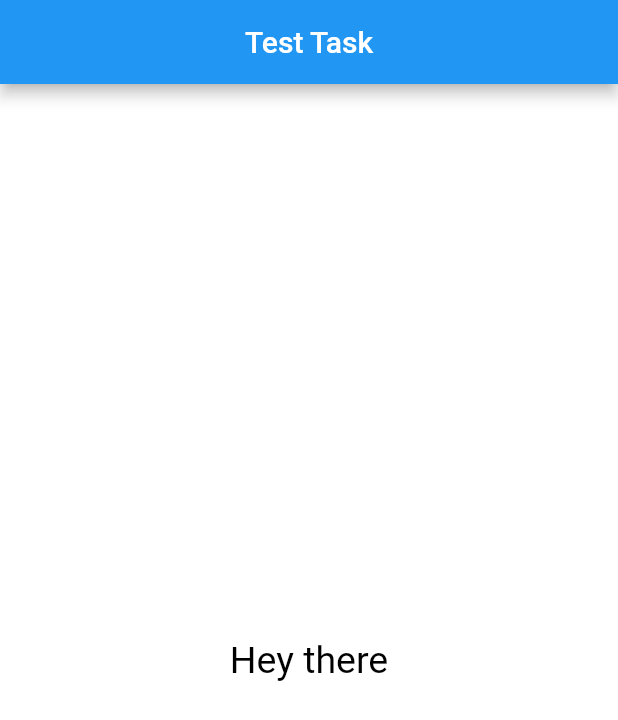
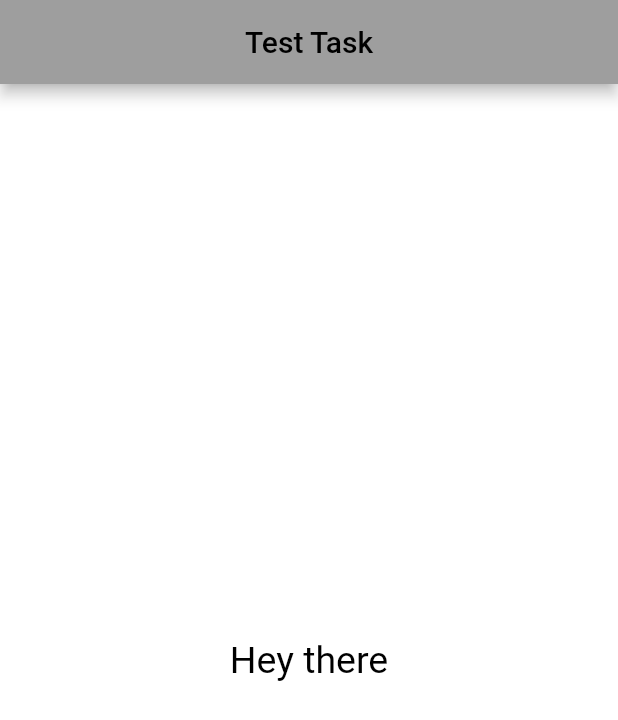
Before and after one commit to PauloSTDev/hey_there, a Flutter app: the screen it shows after launch, on a phone screen of 412 x 824 dp. Shown: the top 720 px of the screen. Run offline on Flutter 3.47's test engine with Material 2 defaults, Android fonts, the phone set to English and light mode, and no system bars.

Commit message:
Add Background in appBar and colorText in title

```diff
--- a/lib/src/screens/home_page_screen.dart
+++ b/lib/src/screens/home_page_screen.dart
@@ -66,8 +66,11 @@ class _HomePageScreenState extends State<HomePageScreen> {
         onTap: () => updateColor(),
         child: Scaffold(
           appBar: AppBar(
+            backgroundColor:
+                (colorText == Colors.black) ? Colors.grey : Colors.black45,
             title: Text(
               widget.title,
+              style: TextStyle(color: colorText),
             ),
             centerTitle: true,
           ),
```
